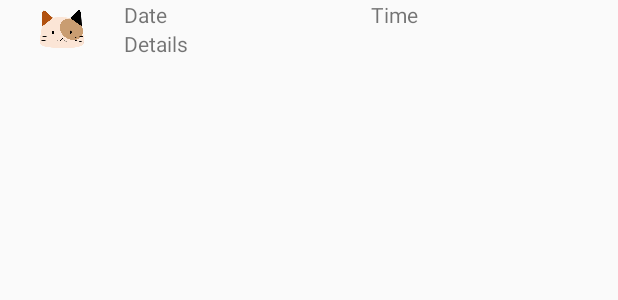
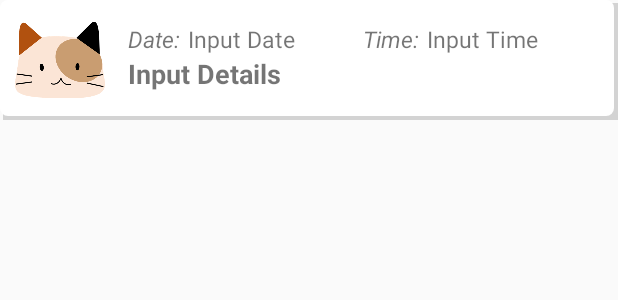
Before and after one commit to catmanjam/IS416, an Android app: the layout schedule_list.xml on its own in the app's theme, with its tools: preview values and no code run, on a phone screen of 412 x 824 dp. Shown: the top 300 px of the screen. Run offline under Robolectric (Android 15) with nearby library versions, the phone set to English and light mode, and no system bars.

Commit message:
Update main page

```diff
--- /dev/null
+++ b/app/src/main/res/drawable/list_item_bg.xml
@@ -0,0 +1,28 @@
+<?xml version="1.0" encoding="utf-8"?>
+<layer-list xmlns:android="http://schemas.android.com/apk/res/android" >
+    <!--shadow to bottom and right-->
+    <!--by pushing offset from top and left-->
+    <item
+        android:left="2dp"
+        android:right="0dp"
+        android:top="2dp"
+        android:bottom="0dp">
+        <shape
+            android:shape="rectangle">
+            <solid android:color="#D3D3D3" />
+        </shape>
+    </item>
+    <!--foreground-color to cover over non-shadow-->
+    <!--need to also offset in opposite direction-->
+    <item
+        android:left="0dp"
+        android:right="3dp"
+        android:top="0dp"
+        android:bottom="3dp">
+        <shape
+            android:shape="rectangle">
+            <corners android:radius="5dp" />
+            <solid android:color="@android:color/white"/>
+        </shape>
+    </item>
+</layer-list>
--- a/app/src/main/res/layout/schedule_list.xml
+++ b/app/src/main/res/layout/schedule_list.xml
@@ -2,23 +2,27 @@
 <LinearLayout xmlns:android="http://schemas.android.com/apk/res/android"
     android:layout_width="match_parent"
     android:layout_height="wrap_content"
+    android:padding="10dp"
+    android:background="@drawable/list_item_bg"
     android:orientation="horizontal">
 
     <ImageView
+        android:layout_gravity="top"
         android:id="@+id/icon"
-        android:layout_width="match_parent"
-        android:layout_height="match_parent"
+        android:layout_width="60dp"
+        android:layout_height="60dp"
         android:text="image"
-        android:padding="10px"
         android:src="@drawable/cat_icon_brown"
-        android:layout_weight="4" />
+        />
 
     <LinearLayout
+        android:paddingLeft="15dp"
         android:layout_weight="1"
         android:layout_width="match_parent"
         android:layout_height="wrap_content">
 
         <LinearLayout
+            android:paddingTop="5dp"
             android:layout_width="match_parent"
             android:layout_height="wrap_content"
             android:orientation="vertical">
@@ -30,27 +34,49 @@
                 android:orientation="horizontal">
 
                 <TextView
+                    android:textStyle="italic"
+                    android:textSize="15sp"
+                    android:paddingRight="5dp"
+                    android:id="@+id/date_label"
+                    android:layout_width="wrap_content"
+                    android:layout_height="wrap_content"
+                    android:text="Date:" />
+
+                <TextView
+                    android:textSize="15sp"
                     android:id="@+id/date"
-                    android:layout_width="match_parent"
+                    android:layout_width="0dp"
                     android:layout_height="wrap_content"
                     android:layout_weight="1"
-                    android:text="Date" />
+                    android:text="Input Date" />
 
                 <TextView
+                    android:textStyle="italic"
+                    android:textSize="15sp"
+                    android:paddingRight="5dp"
+                    android:id="@+id/time_label"
+                    android:layout_width="wrap_content"
+                    android:layout_height="wrap_content"
+                    android:text="Time:" />
+
+                <TextView
+                    android:textSize="15sp"
                     android:id="@+id/time"
-                    android:layout_width="match_parent"
+                    android:layout_width="0dp"
                     android:layout_height="wrap_content"
                     android:layout_weight="1"
-                    android:text="Time" />
+                    android:text="Input Time" />
 
             </LinearLayout>
 
             <TextView
+                android:textSize="18sp"
+                android:textStyle="bold"
                 android:id="@+id/details"
                 android:layout_width="match_parent"
                 android:layout_height="wrap_content"
                 android:layout_weight="1"
-                android:text="Details" />
+                android:text="Input Details" />
         </LinearLayout>
 
     </LinearLayout>
```
Also changed, not shown: app/src/main/java/is416/is416/Schedule/CatMainActivity.java (+19 -0 lines), app/src/main/res/layout/activity_cat_main.xml (+16 -49 lines), app/src/main/res/layout/activity_schedule.xml (+22 -5 lines).
